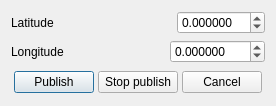
The window that src/plugins/positioningmethodmanual/setlocation2.ui (xnamed/vacuum-im) describes before a commit, drawn with Qt 5.
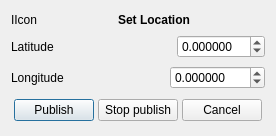
The same window after the commit.

Patch:
```diff
--- a/src/plugins/positioningmethodmanual/setlocation2.ui
+++ b/src/plugins/positioningmethodmanual/setlocation2.ui
@@ -7,7 +7,7 @@
     <x>0</x>
     <y>0</y>
     <width>273</width>
-    <height>101</height>
+    <height>136</height>
    </rect>
   </property>
   <property name="sizePolicy">
@@ -26,6 +26,39 @@
    <bool>true</bool>
   </property>
   <layout class="QVBoxLayout" name="verticalLayout">
+   <item>
+    <layout class="QHBoxLayout" name="horizontalLayout_4">
+     <item>
+      <widget class="QLabel" name="lblIcon">
+       <property name="text">
+        <string>IIcon</string>
+       </property>
+      </widget>
+     </item>
+     <item>
+      <widget class="QLabel" name="lblTitle">
+       <property name="sizePolicy">
+        <sizepolicy hsizetype="Expanding" vsizetype="Fixed">
+         <horstretch>0</horstretch>
+         <verstretch>0</verstretch>
+        </sizepolicy>
+       </property>
+       <property name="font">
+        <font>
+         <weight>75</weight>
+         <bold>true</bold>
+        </font>
+       </property>
+       <property name="text">
+        <string>Set Location</string>
+       </property>
+       <property name="alignment">
+        <set>Qt::AlignCenter</set>
+       </property>
+      </widget>
+     </item>
+    </layout>
+   </item>
    <item>
     <layout class="QHBoxLayout" name="horizontalLayout_3">
      <item>
```
